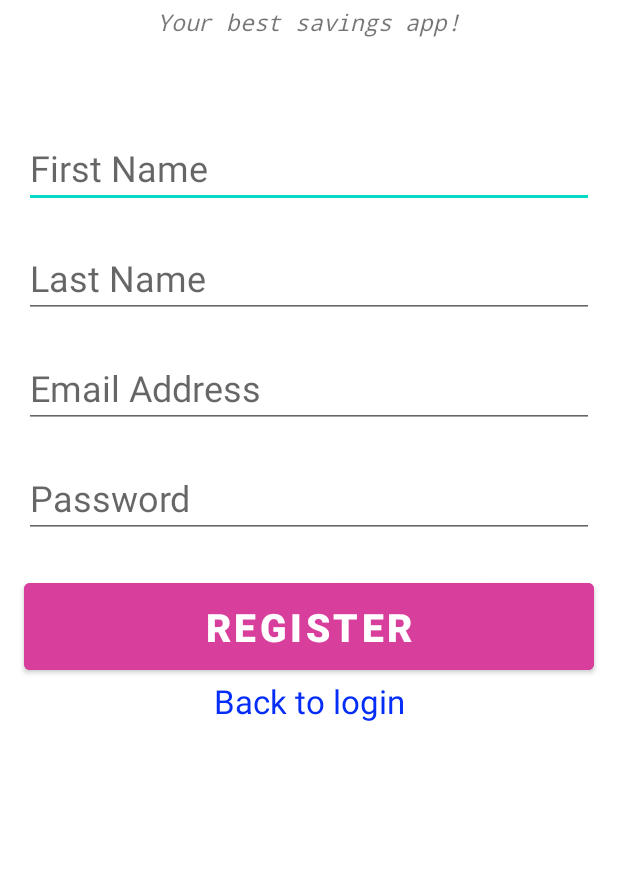
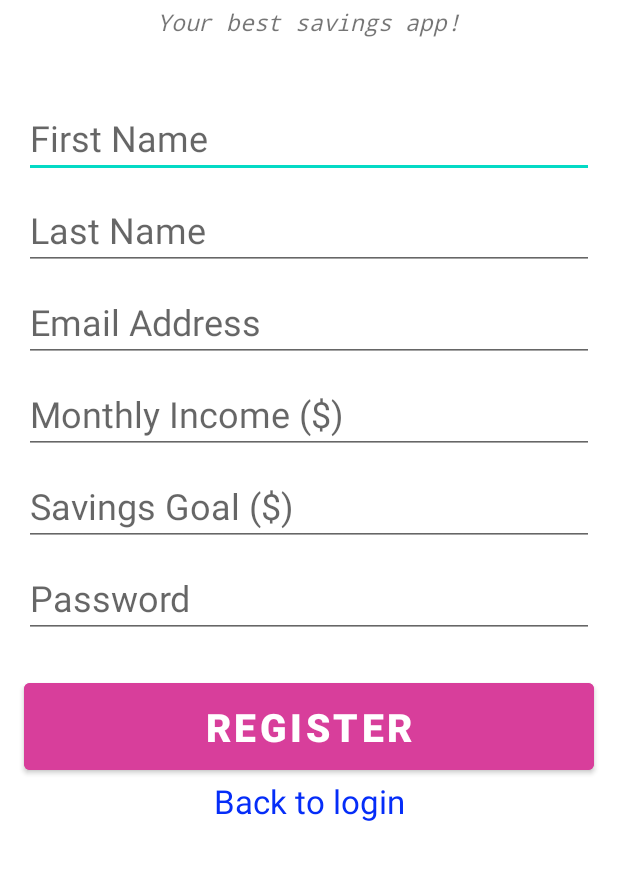
Before and after one commit to Seibell/Plutus, an Android app: the RegisterActivity screen opened directly, with no data from a screen before it, on a phone screen of 412 x 824 dp, the part 187-1067 px from its top. Run offline under Robolectric (Android 15) with nearby library versions, the phone set to English and light mode, and no system bars; our stand-ins replace Firebase (no records; nobody signed in at launch, a user with empty details on screens opened directly); 1 statement that could not run was skipped.

Commit message:
added some extra features

```diff
--- a/app/src/main/java/com/example/plutus/RegisterActivity.java
+++ b/app/src/main/java/com/example/plutus/RegisterActivity.java
@@ -58,11 +58,15 @@ public class RegisterActivity extends AppCompatActivity {
         EditText etFirstName = findViewById(R.id.etFirstName);
         EditText etLastName = findViewById(R.id.etLastName);
         EditText etRegisterEmail = findViewById(R.id.etRegisterEmail);
+        EditText etIncome = findViewById(R.id.etIncome);
+        EditText etSavingsGoal = findViewById(R.id.etSavingsGoal);
         EditText etRegisterPassword = findViewById(R.id.etRegisterPassword);
 
         String firstName = etFirstName.getText().toString();
         String lastName = etLastName.getText().toString();
         String email = etRegisterEmail.getText().toString();
+        double income = Double.parseDouble(etIncome.getText().toString());
+        double savingsGoal = Double.parseDouble(etSavingsGoal.getText().toString());
         String password = etRegisterPassword.getText().toString();
 
         if (firstName.isEmpty() || lastName.isEmpty() || email.isEmpty() || password.isEmpty()) {
@@ -75,7 +79,7 @@ public class RegisterActivity extends AppCompatActivity {
                     @Override
                     public void onComplete(@NonNull Task<AuthResult> task) {
                         if (task.isSuccessful()) {
-                            User user = new User(firstName, lastName, email, 0.00);
+                            User user = new User(firstName, lastName, email, income, savingsGoal);
                             FirebaseDatabase.getInstance().getReference("users")
                                     .child(FirebaseAuth.getInstance().getCurrentUser().getUid())
                                     .setValue(user).addOnCompleteListener(new OnCompleteListener<Void>() {
--- a/app/src/main/java/com/example/plutus/User.java
+++ b/app/src/main/java/com/example/plutus/User.java
@@ -5,14 +5,16 @@ public class User {
     public String lastName;
     public String email;
     public double income;
+    public double savingsGoal;
 
     public User() {
     }
 
-    public User (String firstName, String lastName, String email, double income) {
+    public User (String firstName, String lastName, String email, double income, double savingsGoal) {
         this.firstName = firstName;
         this.lastName = lastName;
         this.email = email;
         this.income = income;
+        this.savingsGoal = savingsGoal;
     }
 }
--- a/app/src/main/res/layout/activity_register.xml
+++ b/app/src/main/res/layout/activity_register.xml
@@ -39,7 +39,7 @@
         android:id="@+id/etFirstName"
         android:layout_width="380dp"
         android:layout_height="wrap_content"
-        android:layout_marginTop="60dp"
+        android:layout_marginTop="40dp"
         android:ems="10"
         android:hint="First Name"
         android:inputType="textPersonName"
@@ -51,7 +51,7 @@
         android:id="@+id/etLastName"
         android:layout_width="380dp"
         android:layout_height="wrap_content"
-        android:layout_marginTop="20dp"
+        android:layout_marginTop="8dp"
         android:ems="10"
         android:hint="Last Name"
         android:inputType="textPersonName"
@@ -64,7 +64,7 @@
         android:id="@+id/etRegisterEmail"
         android:layout_width="380dp"
         android:layout_height="wrap_content"
-        android:layout_marginTop="20dp"
+        android:layout_marginTop="8dp"
         android:ems="10"
         android:hint="Email Address"
         android:inputType="textEmailAddress"
@@ -74,15 +74,41 @@
         app:layout_constraintRight_toRightOf="parent"/>
 
     <EditText
+        android:id="@+id/etIncome"
+        android:layout_width="380dp"
+        android:layout_height="wrap_content"
+        android:layout_marginTop="8dp"
+        android:ems="10"
+        android:hint="Monthly Income ($)"
+        android:inputType="numberDecimal"
+        android:textSize="24sp"
+        app:layout_constraintTop_toBottomOf="@id/etRegisterEmail"
+        app:layout_constraintLeft_toLeftOf="parent"
+        app:layout_constraintRight_toRightOf="parent"/>
+
+    <EditText
+        android:id="@+id/etSavingsGoal"
+        android:layout_width="380dp"
+        android:layout_height="wrap_content"
+        android:layout_marginTop="8dp"
+        android:ems="10"
+        android:hint="Savings Goal ($) "
+        android:inputType="numberDecimal"
+        android:textSize="24sp"
+        app:layout_constraintTop_toBottomOf="@id/etIncome"
+        app:layout_constraintLeft_toLeftOf="parent"
+        app:layout_constraintRight_toRightOf="parent"/>
+
+    <EditText
         android:id="@+id/etRegisterPassword"
         android:layout_width="380dp"
         android:layout_height="wrap_content"
-        android:layout_marginTop="20dp"
+        android:layout_marginTop="8dp"
         android:ems="10"
         android:hint="Password"
         android:inputType="textPassword"
         android:textSize="24sp"
-        app:layout_constraintTop_toBottomOf="@id/etRegisterEmail"
+        app:layout_constraintTop_toBottomOf="@id/etSavingsGoal"
         app:layout_constraintRight_toRightOf="parent"
         app:layout_constraintLeft_toLeftOf="parent"/>
 
--- a/app/src/main/res/layout/nav_header.xml
+++ b/app/src/main/res/layout/nav_header.xml
@@ -10,7 +10,7 @@
     <TextView
         android:layout_width="match_parent"
         android:layout_height="wrap_content"
-        android:text="Expense Manager"
+        android:text="Plutus"
         android:textAppearance="@style/TextAppearance.AppCompat.Large"
         android:textColor="@color/white"
         android:gravity="center">
--- a/app/src/main/res/values/colors.xml
+++ b/app/src/main/res/values/colors.xml
@@ -8,4 +8,6 @@
     <color name="black">#FF000000</color>
     <color name="white">#FFFFFFFF</color>
     <color name="buttonColor">#D83E9B</color>
+    <color name="green">#0ADC54</color>
+    <color name="red">#D6003F</color>
 </resources>
```
Also changed, not shown: app/src/main/java/com/example/plutus/DashboardFragment.java (+32 -4 lines), app/src/main/res/layout/fragment_dashboard.xml (+13 -10 lines).
